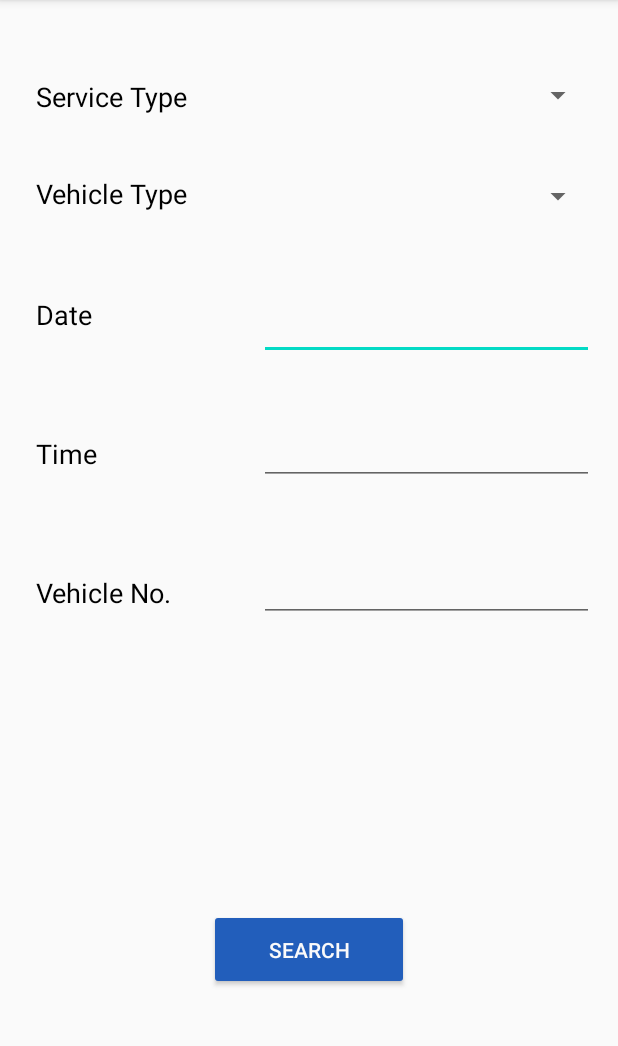
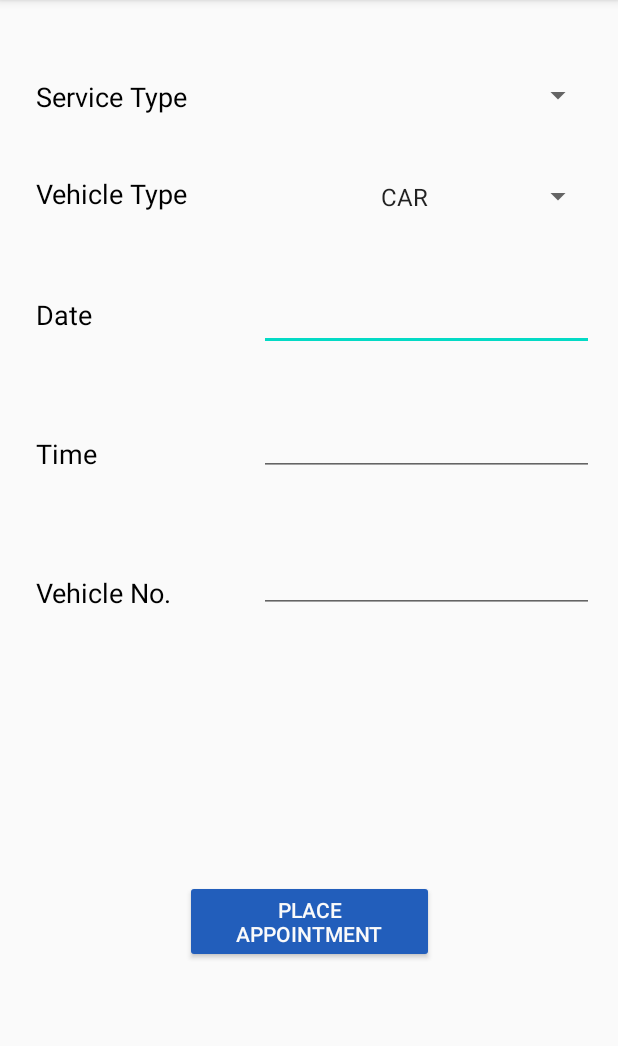
Before and after one commit to ETS-Android2/VehicleBath, an Android app: the PlaceAppointmentForm screen opened directly, with no data from a screen before it, on a phone screen of 412 x 824 dp, the part 84-1130 px from its top. Run offline under Robolectric (Android 15) with nearby library versions, the phone set to English and light mode, and no system bars.

Commit message:
Appointment Integrated to new branch

```diff
--- a/app/build.gradle
+++ b/app/build.gradle
@@ -26,6 +26,7 @@ dependencies {
     implementation fileTree(dir: "libs", include: ["*.jar"])
     implementation 'androidx.appcompat:appcompat:1.2.0'
     implementation 'androidx.constraintlayout:constraintlayout:2.0.1'
+    implementation 'com.google.android.material:material:1.2.1'
     testImplementation 'junit:junit:4.12'
     androidTestImplementation 'androidx.test.ext:junit:1.1.2'
     androidTestImplementation 'androidx.test.espresso:espresso-core:3.3.0'
--- a/app/src/main/java/com/example/vehiclebath/PlaceAppointmentForm.java
+++ b/app/src/main/java/com/example/vehiclebath/PlaceAppointmentForm.java
@@ -5,26 +5,61 @@ import androidx.annotation.NonNull;
 import androidx.appcompat.app.AppCompatActivity;
 
 import android.app.DatePickerDialog;
+import android.app.TimePickerDialog;
+import android.content.Intent;
 import android.os.Build;
 import android.os.Bundle;
 import android.text.InputType;
 import android.view.View;
+import android.widget.AdapterView;
+import android.widget.ArrayAdapter;
+import android.widget.Button;
 import android.widget.DatePicker;
 import android.widget.EditText;
+import android.widget.Spinner;
 import android.widget.TextView;
+import android.widget.TimePicker;
+import android.widget.Toast;
 
+import java.util.ArrayList;
 import java.util.Calendar;
 
 public class PlaceAppointmentForm extends AppCompatActivity {
 
+    //Date Picker
     DatePickerDialog picker;
     EditText dateText;
     TextView dateView;
+
+    //Time Picker
+    TimePickerDialog Tpicker;
+    EditText TimeText;
+
 
     @Override
     protected void onCreate(Bundle savedInstanceState) {
         super.onCreate(savedInstanceState);
         setContentView(R.layout.activity_place_appointment_form);
+
+        //Spinner
+        Spinner spinner = findViewById(R.id.spin_type);
+        ArrayList<String> arrayList = new ArrayList<>();
+        arrayList.add("CAR");
+        arrayList.add("VAN");
+
+        ArrayAdapter<String> arrayAdapter = new ArrayAdapter<String>(this,android.R.layout.simple_spinner_item, arrayList);
+        arrayAdapter.setDropDownViewResource(android.R.layout.simple_spinner_dropdown_item);
+        spinner.setAdapter(arrayAdapter);
+        spinner.setOnItemSelectedListener(new AdapterView.OnItemSelectedListener() {
+            @Override
+            public void onItemSelected(AdapterView<?> parent, View view, int position, long id) {
+                String Name = parent.getItemAtPosition(position).toString();
+                Toast.makeText(parent.getContext(), "Selected: " + Name,Toast.LENGTH_LONG).show();
+            }
+            @Override
+            public void onNothingSelected(AdapterView <?> parent) {
+            }
+        });
 
         //dateView=(TextView)findViewById(R.id.textView7);
         dateText=findViewById(R.id.editTextDate);
@@ -47,5 +82,40 @@ public class PlaceAppointmentForm extends AppCompatActivity {
                 picker.show();
             }
         });
+
+
+
+        TimeText = findViewById(R.id.editTextTime);
+        TimeText.setInputType(InputType.TYPE_NULL);
+        TimeText.setOnClickListener(new View.OnClickListener() {
+            @Override
+            public void onClick(View v) {
+                final Calendar Timecldr = Calendar.getInstance();
+                int hours = Timecldr.get(Calendar.HOUR_OF_DAY);
+                int minutes = Timecldr.get(Calendar.MINUTE);
+
+                Tpicker  = new TimePickerDialog(PlaceAppointmentForm.this, new TimePickerDialog.OnTimeSetListener() {
+                    @Override
+                    public void onTimeSet(TimePicker tp, int hours, int minutes) {
+                        TimeText.setText(hours + ":" + minutes );
+                    }
+                },hours,minutes,true);
+                Tpicker.show();
+            }
+        });
+
+        Button btnSearch = findViewById(R.id.btnSearchCarwash);
+
+        btnSearch.setOnClickListener(new View.OnClickListener() {
+            @Override
+            public void onClick(View v) {
+                startSelectCarWash();
+            }
+
+            private void startSelectCarWash(){
+                Intent intent = new Intent(PlaceAppointmentForm.this, AppointmentSummary.class);
+                startActivity(intent);
+            }
+        });
     }
 }
--- a/app/src/main/res/layout/activity_place_appointment_form.xml
+++ b/app/src/main/res/layout/activity_place_appointment_form.xml
@@ -16,8 +16,8 @@
         app:layout_constraintTop_toTopOf="parent" />
 
     <Spinner
-        android:id="@+id/spinner2"
-        android:layout_width="223dp"
+        android:id="@+id/spin_type"
+        android:layout_width="150dp"
         android:layout_height="39dp"
         android:layout_marginTop="28dp"
         android:layout_marginEnd="16dp"
@@ -27,14 +27,14 @@
     <EditText
         android:id="@+id/editTextDate"
         android:layout_width="223dp"
-        android:layout_height="61dp"
-        android:layout_marginTop="28dp"
+        android:layout_height="39dp"
+        android:layout_marginTop="44dp"
         android:layout_marginEnd="16dp"
         android:ems="10"
         android:textAllCaps="false"
         android:textSize="18sp"
         app:layout_constraintEnd_toEndOf="parent"
-        app:layout_constraintTop_toBottomOf="@+id/spinner2" />
+        app:layout_constraintTop_toBottomOf="@+id/spin_type" />
 
     <TextView
         android:id="@+id/textView"
@@ -45,7 +45,7 @@
         android:text="Vehicle Type"
         android:textColor="#000000"
         android:textSize="18sp"
-        app:layout_constraintEnd_toStartOf="@+id/spinner2"
+        app:layout_constraintEnd_toStartOf="@+id/spin_type"
         app:layout_constraintHorizontal_bias="0.0"
         app:layout_constraintStart_toStartOf="parent"
         app:layout_constraintTop_toBottomOf="@+id/textView4" />
@@ -65,18 +65,19 @@
         app:layout_constraintTop_toBottomOf="@+id/textView" />
 
     <Button
-        android:id="@+id/button"
-        android:layout_width="133dp"
-        android:layout_height="54dp"
-        android:layout_marginBottom="108dp"
+        android:id="@+id/btnSearchCarwash"
+        android:layout_width="166dp"
+        android:layout_height="55dp"
+        android:layout_marginTop="52dp"
         android:backgroundTint="#225ebb"
         android:shadowColor="#255EBB"
-        android:text="Search"
+        android:text="Place Appointment"
         android:textColor="#FAFAFA"
         android:textColorHighlight="#FFFFFF"
         app:layout_constraintBottom_toBottomOf="parent"
         app:layout_constraintEnd_toEndOf="parent"
-        app:layout_constraintStart_toStartOf="parent" />
+        app:layout_constraintStart_toStartOf="parent"
+        app:layout_constraintTop_toBottomOf="@+id/editTextVehichle" />
 
     <TextView
         android:id="@+id/textView4"
@@ -137,7 +138,6 @@
         android:layout_marginTop="44dp"
         android:layout_marginEnd="16dp"
         android:ems="10"
-        android:inputType="time"
         app:layout_constraintEnd_toEndOf="parent"
         app:layout_constraintTop_toBottomOf="@+id/editTextDate" />
 
--- a/app/src/main/res/values/colors.xml
+++ b/app/src/main/res/values/colors.xml
@@ -3,4 +3,5 @@
     <color name="colorPrimary">#000000</color>
     <color name="colorPrimaryDark">#3700B3</color>
     <color name="colorAccent">#03DAC5</color>
+    <color name="Success">#28a745</color>
 </resources>
--- a/app/src/main/res/values/strings.xml
+++ b/app/src/main/res/values/strings.xml
@@ -52,4 +52,5 @@
     <string name="idT1">1</string>
     <string name="idT2">2</string>
     <string name="idT3">3</string>
+    <string name="price">Rs.</string>
 </resources>
```
Also changed, not shown: app/src/main/AndroidManifest.xml (+12 -15 lines), app/src/main/java/com/example/vehiclebath/SelectCarWash.java (+38 -35 lines), app/src/main/java/com/example/vehiclebath/SelectCarWashAdapter.java (+40 -59 lines), app/src/main/res/drawable/box_card.xml (added, +10 -0 lines), app/src/main/res/layout/activity_select_car_wash.xml (+12 -18 lines), app/src/main/res/layout/list_layout.xml (+51 -44 lines).
